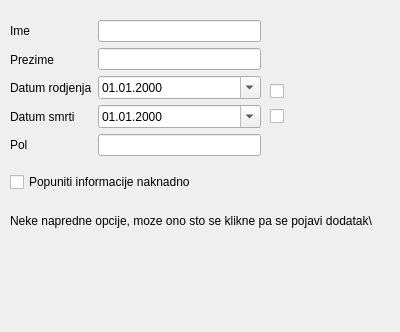
Before: the Qt Designer form ProjectAlmond/dialognovaosoba.ui in bozidarrr/RS15-14, drawn with Qt 5.
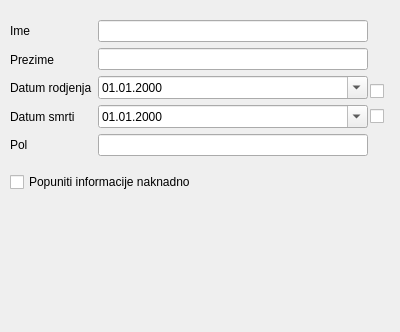
After: the same form once the commit is applied.

Commit message: Dijalogu za kreiranje osobe dodat unos trivije. Ne puca vise kada sa klikne na odustani(pre se svejedno pravila relacija)

Patch:
```diff
--- a/ProjectAlmond/dialognovaosoba.ui
+++ b/ProjectAlmond/dialognovaosoba.ui
@@ -17,7 +17,7 @@
    <property name="geometry">
     <rect>
      <x>20</x>
-     <y>260</y>
+     <y>290</y>
      <width>341</width>
      <height>32</height>
     </rect>
@@ -29,23 +29,10 @@
     <set>QDialogButtonBox::NoButton</set>
    </property>
   </widget>
-  <widget class="QLabel" name="label_6">
+  <widget class="QWidget" name="layoutWidget">
    <property name="geometry">
     <rect>
-     <x>10</x>
-     <y>200</y>
-     <width>371</width>
-     <height>41</height>
-    </rect>
-   </property>
-   <property name="text">
-    <string>Neke napredne opcije, moze ono sto se klikne pa se pojavi dodatak\</string>
-   </property>
-  </widget>
-  <widget class="QWidget" name="">
-   <property name="geometry">
-    <rect>
-     <x>270</x>
+     <x>370</x>
      <y>80</y>
      <width>22</width>
      <height>50</height>
@@ -77,12 +64,12 @@
     </item>
    </layout>
   </widget>
-  <widget class="QWidget" name="">
+  <widget class="QWidget" name="layoutWidget">
    <property name="geometry">
     <rect>
      <x>10</x>
      <y>10</y>
-     <width>251</width>
+     <width>358</width>
      <height>193</height>
     </rect>
    </property>
@@ -181,6 +168,22 @@
     </item>
    </layout>
   </widget>
+  <widget class="QWidget" name="horizontalLayoutWidget">
+   <property name="geometry">
+    <rect>
+     <x>10</x>
+     <y>210</y>
+     <width>361</width>
+     <height>80</height>
+    </rect>
+   </property>
+   <layout class="QHBoxLayout" name="hlTrivija"/>
+  </widget>
+  <zorder>buttonBox</zorder>
+  <zorder>layoutWidget</zorder>
+  <zorder>layoutWidget</zorder>
+  <zorder>checkBox</zorder>
+  <zorder>horizontalLayoutWidget</zorder>
  </widget>
  <resources/>
  <connections>
```
The commit also changes 4 other files.
